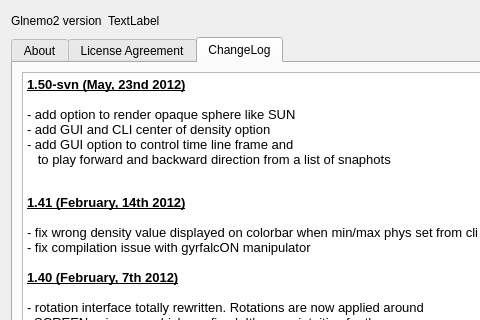
jcldc/glnemo2, file src/formabout.ui: the form before one commit; both pictures show x 0 to 480 and y 0 to 320 of the 715 by 470 pixel window.
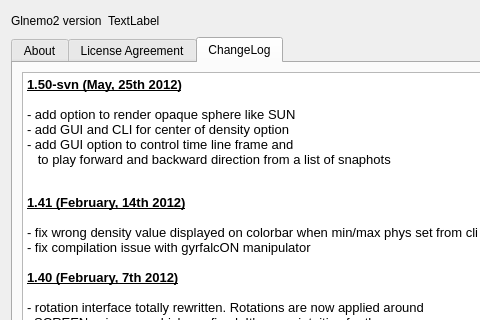
The form after the commit. Icons and pictures are not drawn.

```diff
--- a/src/formabout.ui
+++ b/src/formabout.ui
@@ -1057,10 +1057,10 @@
 &lt;table border=&quot;0&quot; style=&quot;-qt-table-type: root; margin-top:4px; margin-bottom:4px; margin-left:4px; margin-right:4px;&quot;&gt;
 &lt;tr&gt;
 &lt;td style=&quot;border: none;&quot;&gt;
-&lt;p style=&quot; margin-top:0px; margin-bottom:0px; margin-left:0px; margin-right:0px; -qt-block-indent:0; text-indent:0px;&quot;&gt;&lt;span style=&quot; font-size:10pt; font-weight:600; text-decoration: underline;&quot;&gt;1.50-svn (May, 23nd 2012)&lt;/span&gt;&lt;/p&gt;
+&lt;p style=&quot; margin-top:0px; margin-bottom:0px; margin-left:0px; margin-right:0px; -qt-block-indent:0; text-indent:0px;&quot;&gt;&lt;span style=&quot; font-size:10pt; font-weight:600; text-decoration: underline;&quot;&gt;1.50-svn (May, 25th 2012)&lt;/span&gt;&lt;/p&gt;
 &lt;p style=&quot;-qt-paragraph-type:empty; margin-top:0px; margin-bottom:0px; margin-left:0px; margin-right:0px; -qt-block-indent:0; text-indent:0px; font-size:10pt;&quot;&gt;&lt;/p&gt;
 &lt;p style=&quot; margin-top:0px; margin-bottom:0px; margin-left:0px; margin-right:0px; -qt-block-indent:0; text-indent:0px;&quot;&gt;&lt;span style=&quot; font-size:10pt;&quot;&gt;- add option to render opaque sphere like SUN&lt;/span&gt;&lt;/p&gt;
-&lt;p style=&quot; margin-top:0px; margin-bottom:0px; margin-left:0px; margin-right:0px; -qt-block-indent:0; text-indent:0px;&quot;&gt;&lt;span style=&quot; font-size:10pt;&quot;&gt;- add GUI and CLI center of density option&lt;/span&gt;&lt;/p&gt;
+&lt;p style=&quot; margin-top:0px; margin-bottom:0px; margin-left:0px; margin-right:0px; -qt-block-indent:0; text-indent:0px;&quot;&gt;&lt;span style=&quot; font-size:10pt;&quot;&gt;- add GUI and CLI for center of density option&lt;/span&gt;&lt;/p&gt;
 &lt;p style=&quot; margin-top:0px; margin-bottom:0px; margin-left:0px; margin-right:0px; -qt-block-indent:0; text-indent:0px;&quot;&gt;&lt;span style=&quot; font-size:10pt;&quot;&gt;- add GUI option to control time line frame and &lt;/span&gt;&lt;/p&gt;
 &lt;p style=&quot; margin-top:0px; margin-bottom:0px; margin-left:0px; margin-right:0px; -qt-block-indent:0; text-indent:0px;&quot;&gt;&lt;span style=&quot; font-size:10pt;&quot;&gt;   to play forward and backward direction from a list of snaphots&lt;/span&gt;&lt;/p&gt;
 &lt;p style=&quot;-qt-paragraph-type:empty; margin-top:0px; margin-bottom:0px; margin-left:0px; margin-right:0px; -qt-block-indent:0; text-indent:0px;&quot;&gt;&lt;/p&gt;
```
